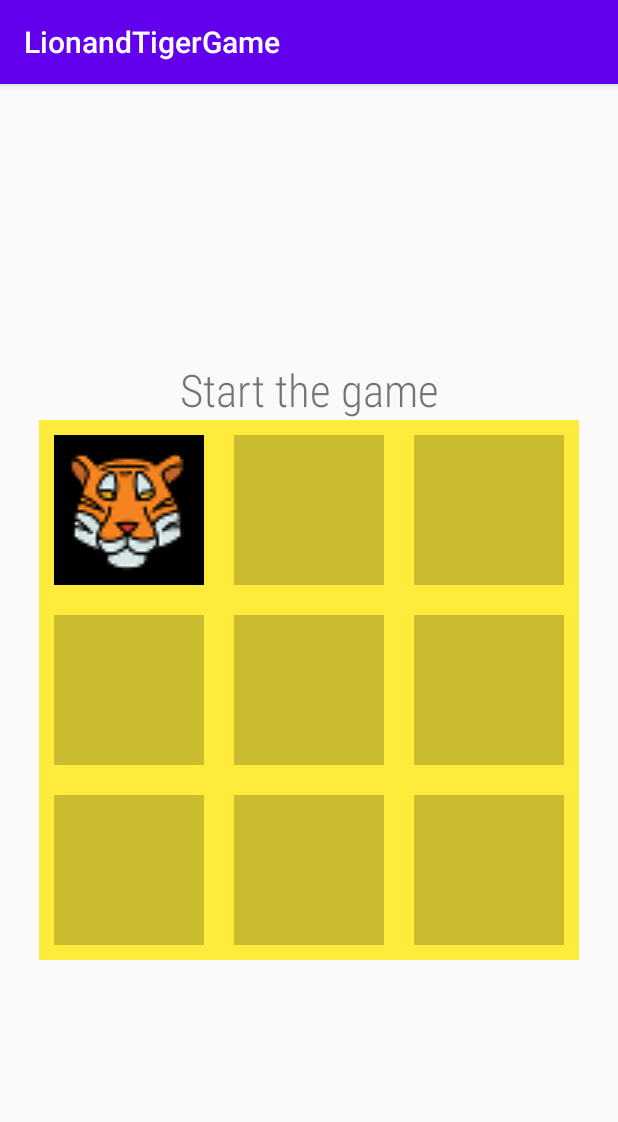
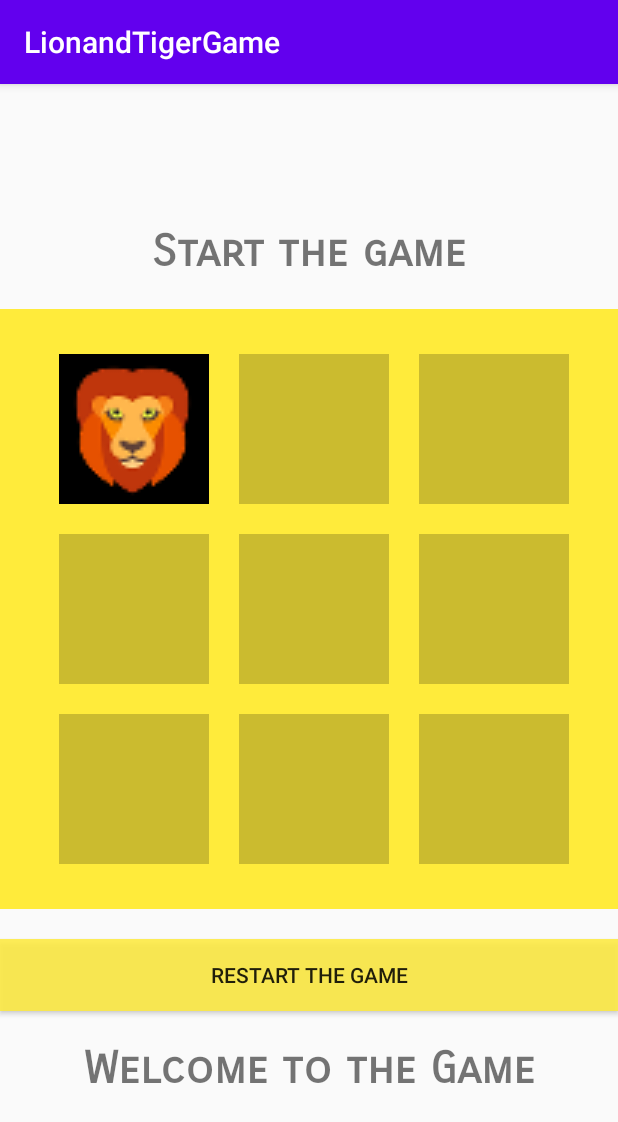
Before and after one commit to shoaib332433/Loin-and-Tiger-Game, an Android app: the screen it shows after launch (MainActivity), after a tap on an icon or button, on a phone screen of 412 x 824 dp. Shown: the top 1122 px of the screen. Run offline under Robolectric (Android 15) with nearby library versions, the light colour scheme and no system bars.

Commit message:
Project is completed

```diff
--- a/app/src/main/java/com/example/lionandtigergame/MainActivity.java
+++ b/app/src/main/java/com/example/lionandtigergame/MainActivity.java
@@ -3,76 +3,112 @@ package com.example.lionandtigergame;
 import androidx.appcompat.app.AppCompatActivity;
 import androidx.gridlayout.widget.GridLayout;
 
+import android.graphics.drawable.Drawable;
+import android.media.Image;
 import android.os.Bundle;
 import android.util.Log;
 import android.view.View;
+import android.widget.Button;
 import android.widget.ImageView;
 import android.widget.Toast;
 
 public class MainActivity extends AppCompatActivity {
 
-    GridLayout grid;
-
     enum Player{
-        ONE,TWO,No
+        ONE,TWO,NO
     }
 
+    private GridLayout grid;
+    private Button btn;
     Player currentplayer=Player.ONE;
-    Player[] playerchoice=new Player[9];
+    Player[] playerindexvalue=new Player[9];
+    Boolean selected=false;
+
+    String winplayer;
+
+    int[][] dimentions={{0,1,2},{3,4,5},{6,7,8},
+                        {0,3,6},{1,4,7},{2,5,8},
+                        {0,4,8},{2,4,6}};
+
+
 
     @Override
     protected void onCreate(Bundle savedInstanceState) {
         super.onCreate(savedInstanceState);
         setContentView(R.layout.activity_main);
 
-        for (int i=0;i<=8;i++){
-            playerchoice[i]=currentplayer.No;
+        for (int i=0;i<playerindexvalue.length;i++){
+            playerindexvalue[i] = Player.NO;
+        }
+
+        btn=findViewById(R.id.restart);
+        grid=findViewById(R.id.grid);
+
+        btn.setOnClickListener(new View.OnClickListener() {
+            @Override
+            public void onClick(View v) {
+                reset();
+            }
+        });
+
+    }
+
+
+    public void onImageclick(View Imageclick){
+        ImageView img= (ImageView) Imageclick;
+        btn.setVisibility(View.VISIBLE);
+        int index=Integer.parseInt(img.getTag().toString());
+
+
+        if ( playerindexvalue[index]==Player.NO && selected.equals(false)){
+
+            playerindexvalue[index]=currentplayer;
+
+            if (currentplayer==Player.ONE){
+                img.setImageResource(R.drawable.lion);
+                currentplayer=Player.TWO;
+
+            }else if (currentplayer==Player.TWO){
+                img.setImageResource(R.drawable.tiger);
+                currentplayer=Player.ONE;
+            }
+
+            for (int[] playerindex: dimentions){
+
+                if (playerindexvalue[playerindex[0]] == playerindexvalue[playerindex[1]] &&
+                        playerindexvalue[playerindex[1]] == playerindexvalue[playerindex[2]] &&
+                        playerindexvalue[playerindex[0]] != Player.NO){
+
+                    if (currentplayer==Player.ONE){
+                        winplayer="Two Tiger";
+                    }else if(currentplayer==Player.TWO){
+                        winplayer="One Lion";
+                    }
+
+                    selected=true;
+                    Toast.makeText(MainActivity.this,"Player "+winplayer+" is the  Winner",Toast.LENGTH_SHORT).show();
+                }
+            }
+            img.animate().alpha(1).setDuration(1000);
         }
 
     }
 
 
-
-
-    public void onImageclick(View Imageclick){
-        ImageView image=(ImageView) Imageclick;
-        image.setTranslationX(-2000);
-
-        grid=findViewById(R.id.grid);
-
-        int[][] rowsandcolumn={ {0,1,2},{3,4,5},{6,7,8},
-                                {0,3,6},{1,4,7},{2,5,8},
-                                {0,4,8},{2,4,6}};
-
-        int gettag=Integer.parseInt(image.getTag().toString());
-        playerchoice[gettag] = currentplayer;
-
-
-        if (currentplayer.equals(Player.ONE)){
-            image.setImageResource(R.drawable.tiger);
-            currentplayer = Player.TWO;
-
-        }else if (currentplayer.equals(Player.TWO)){
-            image.setImageResource(R.drawable.lion);
-            currentplayer=Player.ONE;
+    public void reset(){
+        btn.setVisibility(View.GONE);
+        for (int i=0;i<grid.getChildCount();i++){
+            ImageView img=(ImageView) grid.getChildAt(i);
+            img.setImageDrawable(null);
+            img.setAlpha(0.2f);
         }
-
-        image.animate().translationXBy(2000).alpha(1).rotationX(3600).setDuration(1000);
-
-
-
-        for(int winnerplayer[] : rowsandcolumn){
-
-            if ( playerchoice[winnerplayer[0]] == playerchoice[winnerplayer[1]] &&
-                    playerchoice[winnerplayer[1]] == playerchoice[winnerplayer[2]]
-                    && playerchoice[winnerplayer[0]] != currentplayer.No ){
-
-                Toast.makeText(MainActivity.this,"Winner",Toast.LENGTH_SHORT).show();
-
-            }
-
+        for (int i=0;i<playerindexvalue.length;i++){
+            playerindexvalue[i] = Player.NO;
         }
+        selected=false;
+        currentplayer=Player.ONE;
 
     }
 
+
 }
--- a/app/src/main/res/layout/activity_main.xml
+++ b/app/src/main/res/layout/activity_main.xml
@@ -21,13 +21,15 @@
             android:textAlignment="center"
             android:gravity="center_horizontal"
             android:textSize="30sp"
-            android:fontFamily="sans-serif-condensed-light"
+            android:fontFamily="sans-serif-smallcaps"
+            android:layout_marginBottom="20dp"
+            android:textStyle="bold"
             />
 
 
         <androidx.gridlayout.widget.GridLayout
             android:id="@+id/grid"
-            android:layout_width="wrap_content"
+            android:layout_width="match_parent"
             android:layout_height="wrap_content"
             app:rowCount="3"
             app:columnCount="3"
@@ -39,6 +41,8 @@
                 android:layout_width="100dp"
                 android:layout_height="100dp"
                 android:layout_margin="10dp"
+                android:layout_marginLeft="39dp"
+                android:layout_marginTop="30dp"
                 android:alpha="0.2"
                 android:background="#000000"
                 android:onClick="onImageclick"
@@ -49,6 +53,7 @@
                 android:layout_width="100dp"
                 android:layout_height="100dp"
                 android:layout_margin="10dp"
+                android:layout_marginTop="30dp"
                 android:alpha="0.2"
                 android:background="#000000"
                 android:onClick="onImageclick"
@@ -59,6 +64,8 @@
                 android:layout_width="100dp"
                 android:layout_height="100dp"
                 android:layout_margin="10dp"
+                android:layout_marginTop="30dp"
+                android:layout_marginRight="35dp"
                 android:alpha="0.2"
                 android:background="#000000"
                 android:onClick="onImageclick"
@@ -69,6 +76,7 @@
                 android:layout_width="100dp"
                 android:layout_height="100dp"
                 android:layout_margin="10dp"
+                android:layout_marginLeft="39dp"
                 android:alpha="0.2"
                 android:background="#000000"
                 android:onClick="onImageclick"
@@ -89,6 +97,7 @@
                 android:layout_width="100dp"
                 android:layout_height="100dp"
                 android:layout_margin="10dp"
+                android:layout_marginRight="35dp"
                 android:alpha="0.2"
                 android:background="#000000"
                 android:onClick="onImageclick"
@@ -99,6 +108,8 @@
                 android:layout_width="100dp"
                 android:layout_height="100dp"
                 android:layout_margin="10dp"
+                android:layout_marginLeft="39dp"
+                android:layout_marginBottom="30dp"
                 android:alpha="0.2"
                 android:background="#000000"
                 android:onClick="onImageclick"
@@ -109,6 +120,7 @@
                 android:layout_width="100dp"
                 android:layout_height="100dp"
                 android:layout_margin="10dp"
+                android:layout_marginBottom="30dp"
                 android:alpha="0.2"
                 android:background="#000000"
                 android:onClick="onImageclick"
@@ -119,13 +131,38 @@
                 android:layout_width="100dp"
                 android:layout_height="100dp"
                 android:layout_margin="10dp"
+                android:layout_marginRight="35dp"
+                android:layout_marginBottom="30dp"
                 android:alpha="0.2"
                 android:background="#000000"
                 android:onClick="onImageclick"
                 android:tag="8" />
 
+        </androidx.gridlayout.widget.GridLayout>
 
-        </androidx.gridlayout.widget.GridLayout>
+        <Button
+            android:id="@+id/restart"
+            android:layout_width="match_parent"
+            android:layout_height="wrap_content"
+            android:text="Restart the Game"
+            android:background="#D7FFEB3B"
+            android:layout_marginTop="20dp"
+            android:visibility="gone"
+            />
+
+        <TextView
+            android:id="@+id/gamewelcome"
+            android:layout_width="match_parent"
+            android:layout_height="wrap_content"
+            android:text="Welcome to the Game"
+            android:textAlignment="center"
+            android:gravity="center_horizontal"
+            android:textSize="30sp"
+            android:fontFamily="sans-serif-smallcaps"
+            android:layout_marginTop="20dp"
+            android:textStyle="bold"
+            />
+
     </LinearLayout>
 
 
```
Also changed, not shown: 25 other files.
